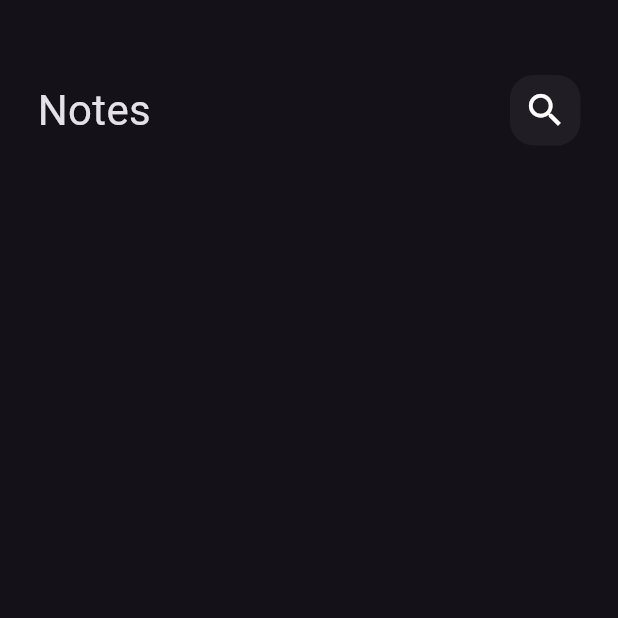
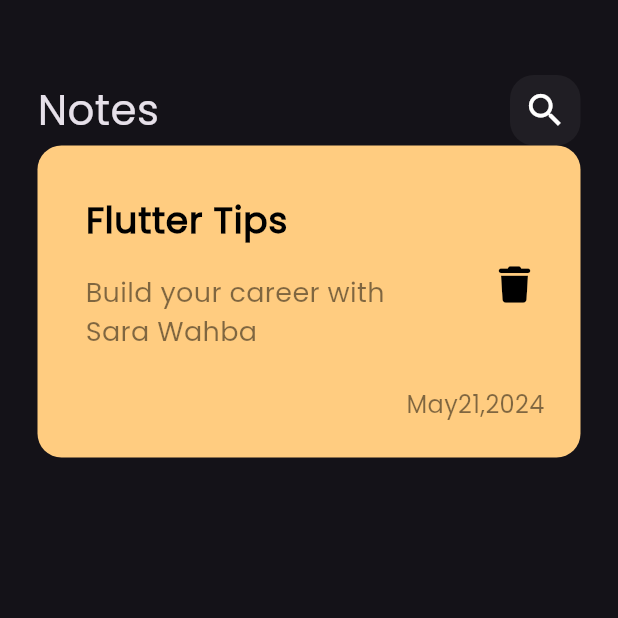
Before and after one commit to SaraWahba/Notes_App, a Flutter app: the screen it shows after launch, on a phone screen of 412 x 824 dp, the top half of it. Run offline on Flutter 3.47's test engine with Material 3 defaults, Android fonts, the phone set to English and light mode, and no system bars; our stand-ins replace font_awesome_flutter.

Commit message:
create Custom Note Item

```diff
--- a/lib/main.dart
+++ b/lib/main.dart
@@ -12,7 +12,10 @@ class NotesApp extends StatelessWidget {
   Widget build(BuildContext context) {
     return MaterialApp(
       debugShowCheckedModeBanner: false,
-      theme: ThemeData.dark(),
+      theme: ThemeData(
+        brightness: Brightness.dark,
+        fontFamily: 'Poppins'
+      ),
       home: const NotesView(),
     );
   }
--- /dev/null
+++ b/lib/widgets/custom_note_item.dart
@@ -0,0 +1,58 @@
+import 'package:flutter/material.dart';
+import 'package:font_awesome_flutter/font_awesome_flutter.dart';
+class NoteItem extends StatelessWidget {
+  const NoteItem({super.key});
+
+  @override
+  Widget build(BuildContext context) {
+    return Container(
+      padding: const EdgeInsets.only(top: 24, bottom: 24, left: 16),
+      decoration: BoxDecoration(
+        color: Color(0xffFFCC80),
+        borderRadius: BorderRadius.circular(16),
+      ),
+      child: Column(
+        crossAxisAlignment: CrossAxisAlignment.end,
+        children: [
+          ListTile(
+            title: Text("Flutter Tips",
+                style: TextStyle(
+                  fontSize: 24,
+                  fontWeight: FontWeight.bold,
+                  color: Colors.black,
+                )),
+            subtitle: Padding(
+              padding: const EdgeInsets.only(top: 17, bottom: 16),
+              child: Text("Build your career with Sara Wahba",
+                style: TextStyle(
+                  fontSize: 18,
+                  color: Colors.black.withOpacity(.5),
+                ),
+              ),
+            ),
+            trailing: IconButton(
+                icon: Padding(
+                  padding: const EdgeInsets.only(left: 11),
+                  child: Icon(
+                    FontAwesomeIcons.trash,
+                    color: Colors.black,
+                    size: 24,
+                  ),
+                ),
+                onPressed: () {}),
+          ),
+          Padding(
+            padding: const EdgeInsets.only(right: 24),
+            child: Text(
+              "May21,2024",
+              style: TextStyle(
+                fontSize: 16,
+                color: Colors.black.withOpacity(.5),
+              ),
+            ),
+          )
+        ],
+      ),
+    );
+  }
+}
--- a/lib/widgets/notes_view_body.dart
+++ b/lib/widgets/notes_view_body.dart
@@ -1,5 +1,6 @@
 import 'package:flutter/material.dart';
 import 'package:notes_app/widgets/custom_app_bar.dart';
+import 'package:notes_app/widgets/custom_note_item.dart';
 
 class NotesViewBody extends StatelessWidget {
   const NotesViewBody({super.key});
@@ -14,6 +15,7 @@ class NotesViewBody extends StatelessWidget {
             height: 50,
           ),
           CustomAppBar(),
+          NoteItem()
         ],
       ),
     );
```
Also changed, not shown: pubspec.yaml (+6 -12 lines), assets/fonts/Poppins-Regular.ttf (added), pubspec.lock.
